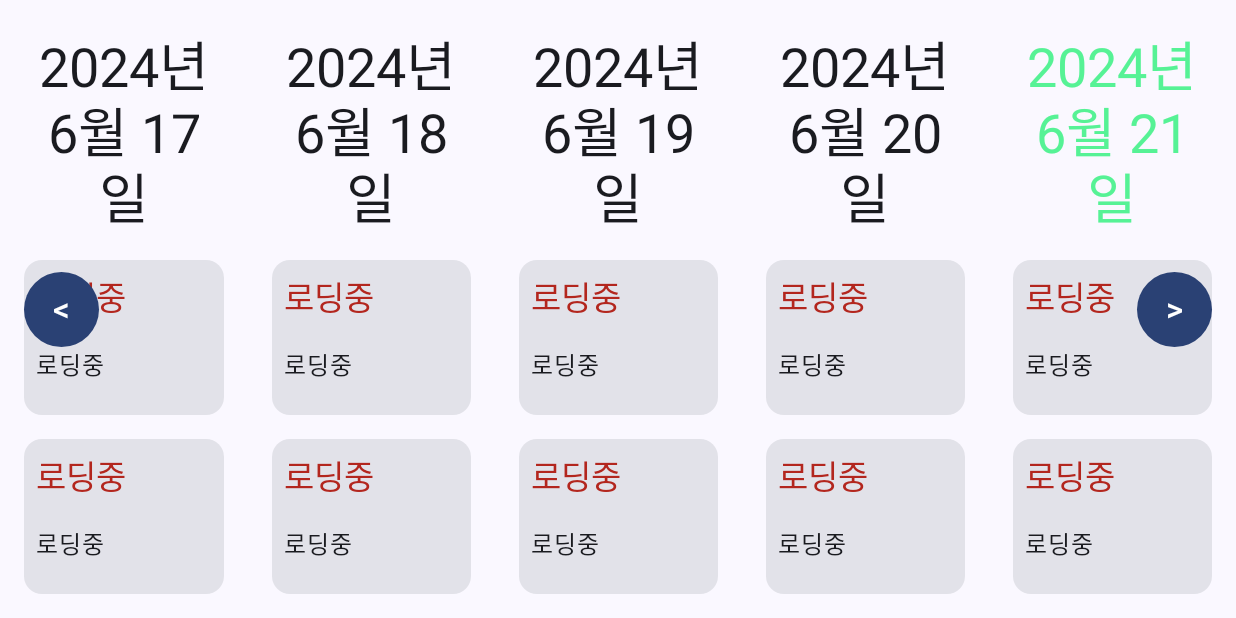
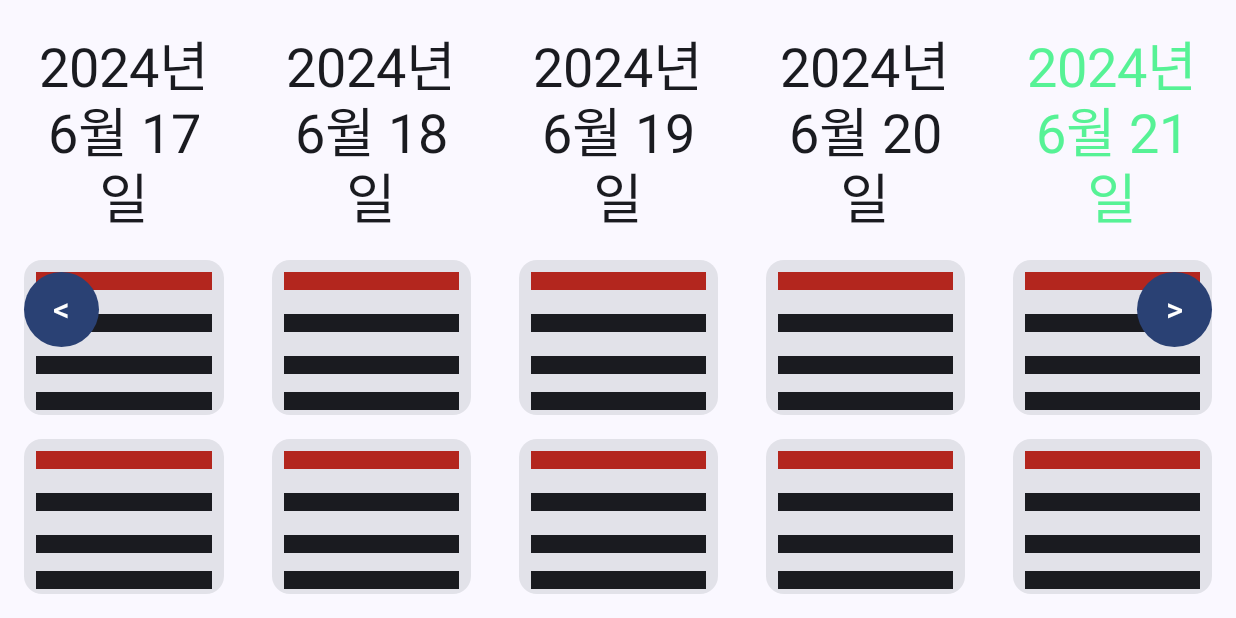
Before and after one commit to MBP16/SHSDishWidget, an Android app built with Jetpack Compose: the screen it shows after launch (MainActivity), on a phone screen of 824 x 412 dp (held sideways). Run offline under Robolectric (Android 15) with nearby library versions, the phone set to English and light mode, and no system bars; our stand-ins replace Shimmer; network calls fail.

Commit message:
add shimmer effect

```diff
--- a/app/src/main/java/com/mbp16/shsdishwiget/MainActivity.kt
+++ b/app/src/main/java/com/mbp16/shsdishwiget/MainActivity.kt
@@ -3,6 +3,7 @@ package com.mbp16.shsdishwiget
 import android.os.Bundle
 import androidx.activity.ComponentActivity
 import androidx.activity.compose.setContent
+import androidx.compose.foundation.background
 import androidx.compose.foundation.layout.*
 import androidx.compose.material3.*
 import androidx.compose.runtime.*
@@ -13,6 +14,7 @@ import androidx.compose.ui.text.font.FontWeight
 import androidx.compose.ui.text.style.TextAlign
 import androidx.compose.ui.unit.dp
 import com.mbp16.shsdishwiget.ui.theme.SHSDishWigetTheme
+import com.valentinilk.shimmer.shimmer
 import java.util.Calendar
 import kotlin.collections.ArrayList
 
@@ -48,8 +50,8 @@ fun MealView() {
             week.add(arrayListOf(year, month, day))
             mealData.add(
                 arrayListOf(
-                    arrayListOf("로딩중", "로딩중", "로딩중"),
-                    arrayListOf("로딩중", "로딩중", "로딩중")
+                    arrayListOf("Loading", "Loading", "Loading"),
+                    arrayListOf("Loading", "Loading", "Loading"),
                 )
             )
         }
@@ -135,6 +137,15 @@ fun RowScope.MealCard(day: ArrayList<Number>, dayMeal: ArrayList<ArrayList<Strin
         )
         Column (modifier = Modifier.fillMaxWidth()) {
             for (i in dayMeal) {
+                if (i[0] == "Loading") {
+                    Card(modifier = Modifier.padding(8.dp).shimmer().fillMaxWidth().fillMaxHeight().weight(1f), shape = MaterialTheme.shapes.medium) {
+                        Box(modifier = Modifier.padding(8.dp).fillMaxWidth().requiredHeight(12.dp).background(MaterialTheme.colorScheme.error))
+                        for (i in 0..6) {
+                            Box(modifier = Modifier.padding(8.dp).fillMaxWidth().requiredHeight(12.dp).background(MaterialTheme.colorScheme.onSurface))
+                        }
+                        Box(modifier = Modifier.padding(8.dp).fillMaxWidth().requiredHeight(12.dp).background(MaterialTheme.colorScheme.primary))
+                    }
+                } else {
                     Card(modifier = Modifier.padding(8.dp).fillMaxWidth().fillMaxHeight().weight(1f), shape = MaterialTheme.shapes.medium) {
                         Text(text = i[0], style = MaterialTheme.typography.titleLarge,
                             modifier = Modifier.padding(8.dp), color = MaterialTheme.colorScheme.error)
@@ -147,3 +158,4 @@ fun RowScope.MealCard(day: ArrayList<Number>, dayMeal: ArrayList<ArrayList<Strin
             }
         }
     }
+}
```
Also changed, not shown: app/build.gradle.kts (+4 -3 lines). Lines whose indentation alone changed are shown as unchanged.
